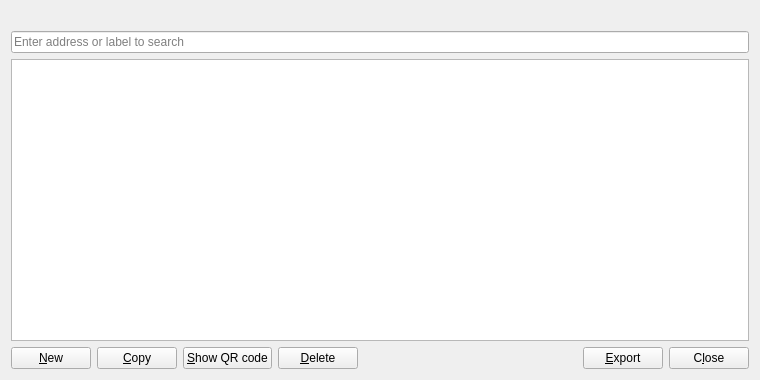
The-Yerbas-Endeavor/yerbas, file src/qt/forms/addressbookpage.ui: the form before one commit.
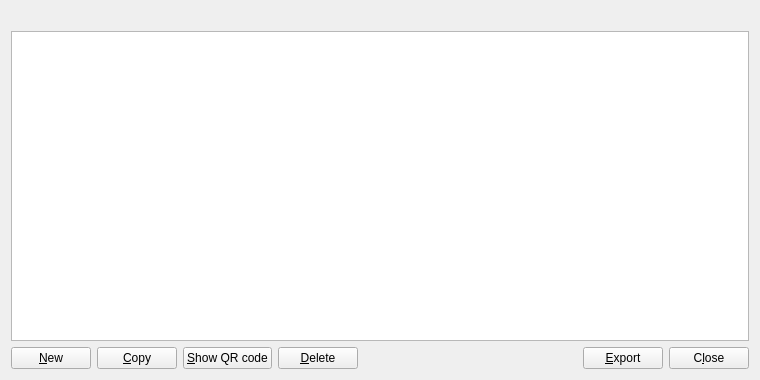
The form after the commit.

Diff of the .ui file:
```diff
--- a/src/qt/forms/addressbookpage.ui
+++ b/src/qt/forms/addressbookpage.ui
@@ -21,13 +21,6 @@
      </property>
     </widget>
    </item>
-   <item>
-    <widget class="QLineEdit" name="searchLineEdit">
-     <property name="placeholderText">
-      <string>Enter address or label to search</string>
-     </property>
-    </widget>
-   </item>
    <item>
     <widget class="QTableView" name="tableView">
      <property name="contextMenuPolicy">
```
